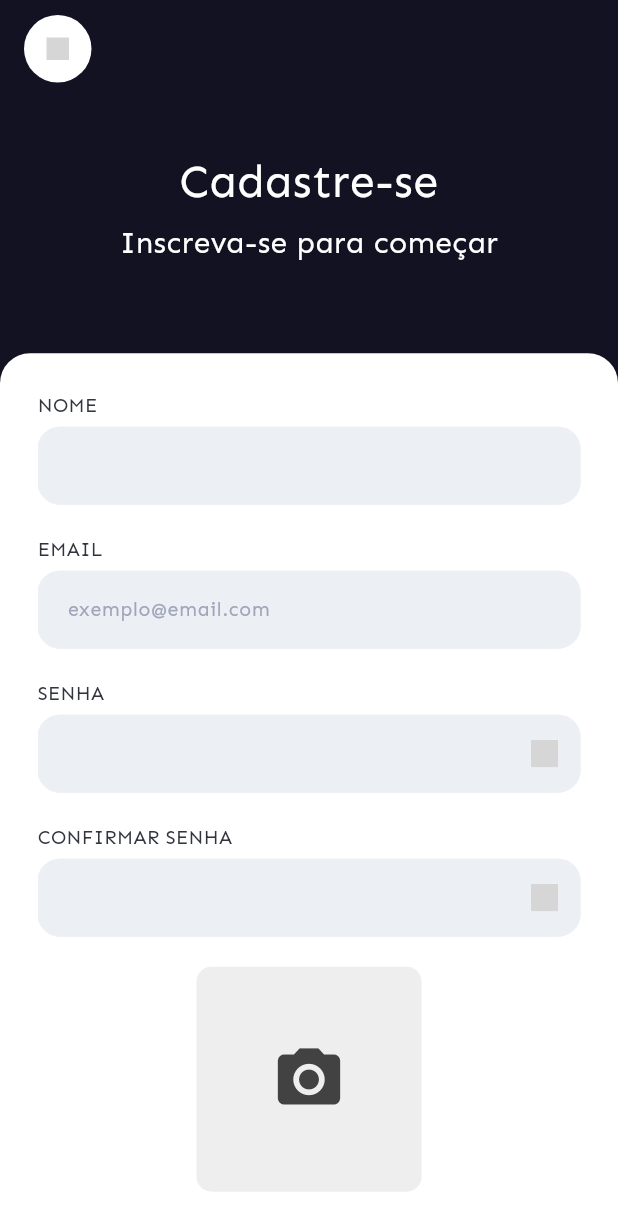
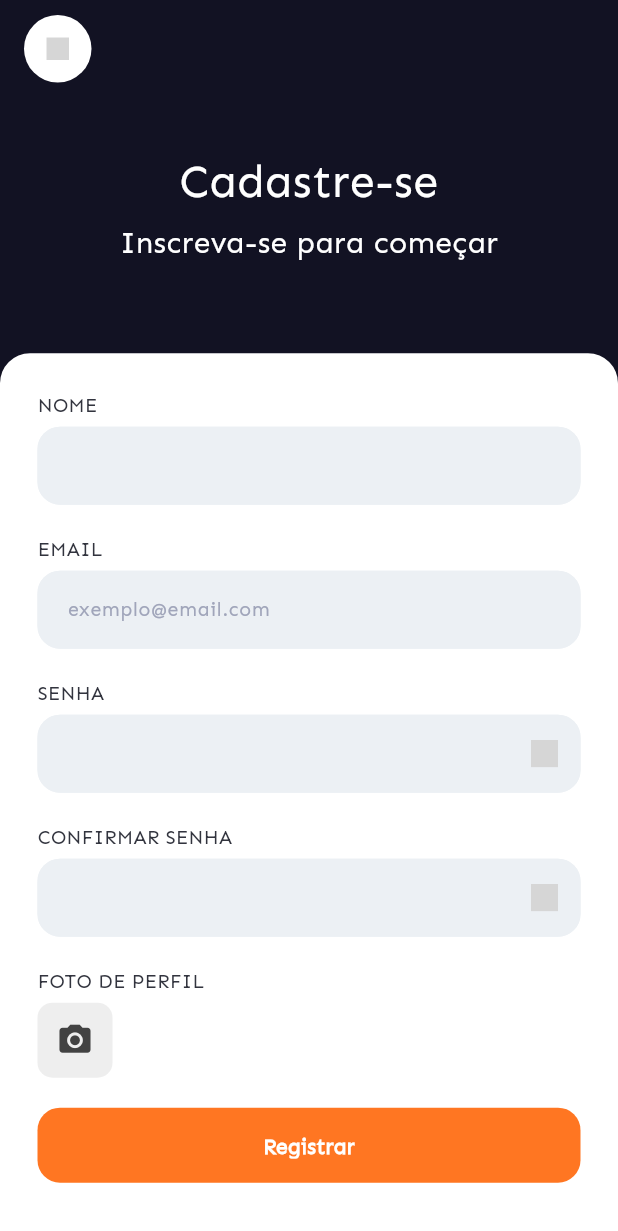
Before and after one commit to CzR21/project_mobile, a Flutter app: the screen it shows after launch, after a tap on "Login", after a tap on "Registre-se", on a phone screen of 412 x 824 dp. Shown: the top 1231 px of the screen. Run offline on Flutter 3.47's test engine with Material 3 defaults, Android fonts, the phone set to English and light mode, and no system bars; our stand-ins replace bloc, brasil_fields, cloud_firestore, dio, firebase_auth, firebase_core and 10 more; accounts and stored records are empty; grey boxes are pictures that could not be loaded.

Commit message:
feat: implementação da notificação

```diff
--- a/lib/main.dart
+++ b/lib/main.dart
@@ -1,15 +1,18 @@
 import 'package:firebase_auth/firebase_auth.dart';
 import 'package:firebase_core/firebase_core.dart';
+import 'package:firebase_messaging/firebase_messaging.dart';
 import 'package:flutter/material.dart';
 import 'package:project_mobile/config/app_mock.dart';
 import 'package:project_mobile/config/app_routes.dart';
 import 'package:project_mobile/firebase_options.dart';
 import 'package:project_mobile/repositories/autenticacao_repository.dart';
+import 'package:project_mobile/services/notification_service.dart';
 import 'package:provider/provider.dart';
 
 void main() async {
   WidgetsFlutterBinding.ensureInitialized();
   await Firebase.initializeApp(options: DefaultFirebaseOptions.currentPlatform);
+  NotificationService().initialize();
   AutenticacaoRepository.usuarioAutenticado.listen((User? user) => runApp(MyApp(initialRoute: user == null ? AppRoutes.login : AppRoutes.home,)));
 }
 
--- a/lib/pages/endereco/cadastrar_endereco_page.dart
+++ b/lib/pages/endereco/cadastrar_endereco_page.dart
@@ -51,7 +51,6 @@ class _CadastrarEnderecoPageState extends State<CadastrarEnderecoPage> {
           padding: const EdgeInsets.all(25.0),
           child: Column(
             children: [
-              const SizedBox(height: 50,),
               LayoutBuilder(
                 builder: (context, contrais) {
                   return Row(
@@ -240,8 +239,9 @@ class _CadastrarEnderecoPageState extends State<CadastrarEnderecoPage> {
         _longadouroController.text = place.street ?? "";
         _numeroController.text = place.subThoroughfare ?? "";
         _bairroController.text = place.subLocality ?? "";
-        _cidadeController.text = place.locality ?? "";
+        _cidadeController.text = place.subAdministrativeArea ?? "";
         _estadoController.text = place.administrativeArea ?? "";
+        _cepController.text = place.postalCode ?? "";
       });
     } catch (e) {
       ToastHelper.showMessage(context: context, messageType: MessageType.error, message: "Erro: $e");
--- a/lib/pages/login/cadastro_page.dart
+++ b/lib/pages/login/cadastro_page.dart
@@ -161,6 +161,13 @@ class _CadastroPageState extends State<CadastroPage> {
                               ),
 
                               const SizedBox(height: 20,),
+                              Container(
+                                alignment: Alignment.centerLeft,
+                                padding: const EdgeInsets.only(bottom: 5.0),
+                                child: Text('FOTO DE PERFIL', style: AppFonts.regularDefault.copyWith(color: AppColors.textDarkColor), ),
+                              ),
+                              Row(
+                                children: [
                                   GestureDetector(
                                     onTap: _showImageSourceDialog,
                                     child: Container(
@@ -169,13 +176,16 @@ class _CadastroPageState extends State<CadastroPage> {
                                         borderRadius: BorderRadius.circular(10),
                                       ),
                                       alignment: Alignment.center,
-                                  height: 150,
-                                  width: 150,
+                                      height: 50,
+                                      width: 50,
                                       child: _imageFile == null
-                                      ? Icon(Icons.camera_alt,
-                                          color: Colors.grey[800], size: 50)
-                                      : Image.file(File(_imageFile!.path)),
+                                          ? Icon(Icons.camera_alt, color: Colors.grey[800], size: 25)
+                                          : Icon(Icons.refresh, color: Colors.grey[800], size: 25)
                                     ),
+                                  ),
+                                  const SizedBox(width: 20,),
+                                  _imageFile == null ? Container() : Image.file(File(_imageFile!.path), height: 50, width: 50,)
+                                ],
                               ),
                               const SizedBox(height: 20,),
 
--- /dev/null
+++ b/lib/services/notification_service.dart
@@ -0,0 +1,55 @@
+import 'package:firebase_core/firebase_core.dart';
+import 'package:firebase_messaging/firebase_messaging.dart';
+import 'package:flutter/cupertino.dart';
+import 'package:flutter_local_notifications/flutter_local_notifications.dart';
+
+class NotificationService {
+
+  final FlutterLocalNotificationsPlugin flutterLocalNotificationsPlugin = FlutterLocalNotificationsPlugin();
+  final FirebaseMessaging firebaseMessaging = FirebaseMessaging.instance;
+
+  Future<void> initialize() async {
+    await Firebase.initializeApp();
+
+    const AndroidInitializationSettings initializationSettingsAndroid = AndroidInitializationSettings('@mipmap/ic_launcher');
+    const InitializationSettings initializationSettings = InitializationSettings(android: initializationSettingsAndroid,);
+    await flutterLocalNotificationsPlugin.initialize(initializationSettings);
+    await firebaseMessaging.requestPermission(alert: true, badge: true, sound: true,);
+
+    FirebaseMessaging.onMessage.listen(_handleMessage);
+    FirebaseMessaging.onMessageOpenedApp.listen(_handleMessageOpenedApp);
+
+    _getToken();
+  }
+
+  void _handleMessage(RemoteMessage message) {
+    if (message.notification != null) {
+      _showLocalNotification(message.notification!.title, message.notification!.body);
+    }
+  }
+
+  void _handleMessageOpenedApp(RemoteMessage message) {
+    debugPrint('Mensagem clicada: ${message.notification?.title}');
+  }
+
+  void _showLocalNotification(String? title, String? body) {
+    const AndroidNotificationDetails androidPlatformChannelSpecifics =
+    AndroidNotificationDetails(
+      'your_channel_id',
+      'your_channel_name',
+      channelDescription: 'your_channel_description',
+      importance: Importance.max,
+      priority: Priority.high,
+      showWhen: false,
+    );
+
+    const NotificationDetails platformChannelSpecifics = NotificationDetails(android: androidPlatformChannelSpecifics,);
+
+    flutterLocalNotificationsPlugin.show(0, title, body, platformChannelSpecifics, payload: 'item x',);
+  }
+
+  void _getToken() async {
+    String? token = await firebaseMessaging.getToken();
+    debugPrint("FCM Token: $token");
+  }
+}
--- a/pubspec.yaml
+++ b/pubspec.yaml
@@ -52,6 +52,8 @@ dependencies:
   geocoding: ^3.0.0
   image_picker: ^0.8.5+3
   firebase_storage: ^11.7.7
+  firebase_messaging: ^14.9.4
+  flutter_local_notifications: ^17.1.2
 
 dev_dependencies:
   flutter_test:
```
Also changed, not shown: 3 other files. Lines whose indentation alone changed are shown as unchanged.
